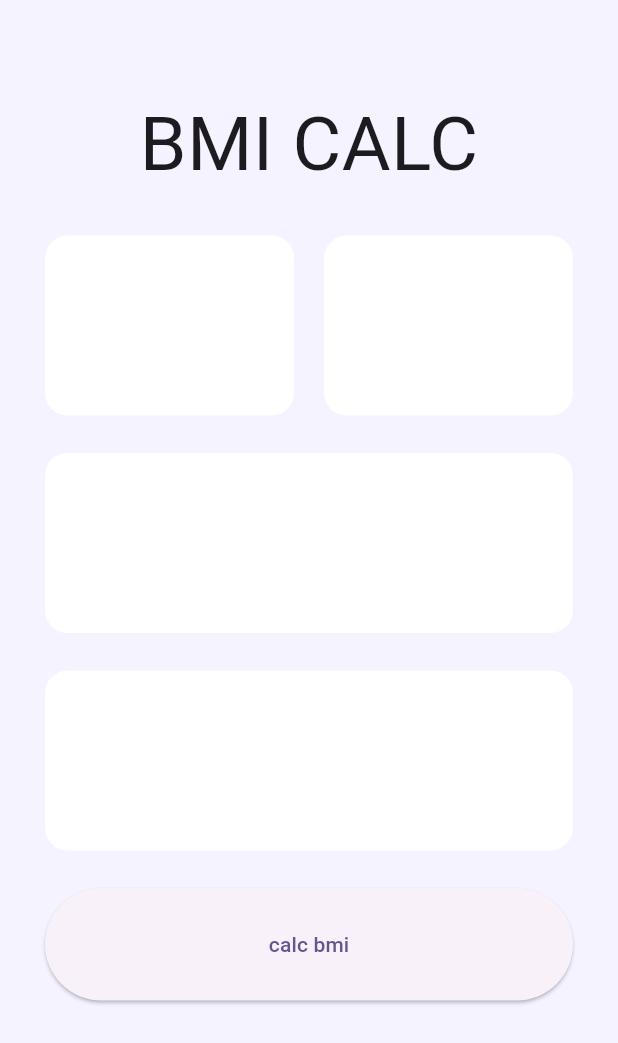
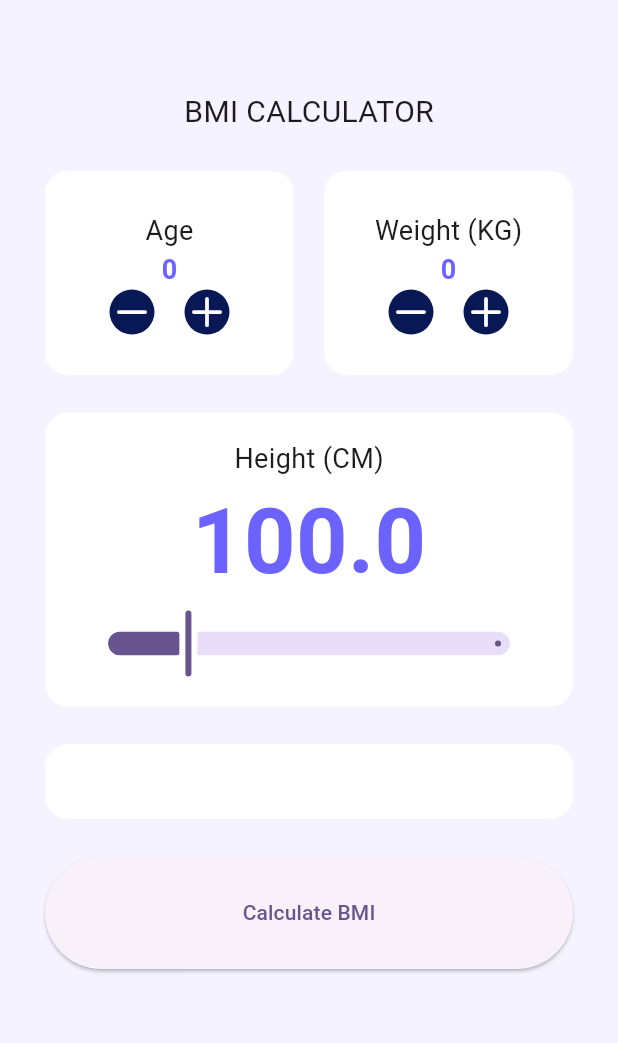
Before and after one commit to ILLUMIN4TION/git-example, a Flutter app: the MainScreen screen opened by its route, on a phone screen of 412 x 824 dp. Shown: the top 1043 px of the screen. Run offline on Flutter 3.47's test engine with Material 3 defaults, Android fonts, the phone set to English and light mode, and no system bars; our stand-ins replace go_router, lucide_icons_flutter.

Commit message:
04-17 BMI 두번째 페이지 과제제

```diff
--- /dev/null
+++ b/lib/presentation/common/widgets/white_box/white_box.dart
@@ -0,0 +1,22 @@
+import 'package:flutter/material.dart';
+
+class WhiteBox extends StatelessWidget {
+  final EdgeInsetsGeometry? padding;
+  final Widget child;
+
+  //퀵픽스로 간편히 생성성
+  const WhiteBox({super.key, this.padding, required this.child});
+
+  @override
+  Widget build(BuildContext context) {
+    return Container(
+      width: double.infinity,
+      padding: padding,
+      decoration: BoxDecoration(
+        color: Colors.white,
+        borderRadius: BorderRadius.circular(15),
+      ),
+      child: child,
+    );
+  }
+}
--- a/lib/presentation/main/mian_screen.dart
+++ b/lib/presentation/main/mian_screen.dart
@@ -1,5 +1,7 @@
+import 'package:daelim_2025/presentation/common/widgets/white_box/white_box.dart';
+import 'package:daelim_2025/presentation/main/widgets/height_box.dart';
+import 'package:daelim_2025/presentation/main/widgets/in_de_container.dart';
 import 'package:flutter/material.dart';
-import 'package:flutter/rendering.dart';
 
 class MainScreen extends StatefulWidget {
   const MainScreen({super.key});
@@ -9,15 +11,8 @@
 }
 
 class _MainScreenState extends State<MainScreen> {
-  Widget _buildContainer() {
-    return Container(
-      height: 120,
-      decoration: BoxDecoration(
-        color: Colors.white,
-        borderRadius: BorderRadius.circular(15),
-      ),
-    );
-  }
+  int _age = 0;
+  int _weight = 0;
 
   @override
   Widget build(BuildContext context) {
@@ -27,26 +22,57 @@
         child: Padding(
           padding: const EdgeInsets.only(left: 30, right: 30, bottom: 90),
           child: Column(
-            spacing: 25, //각 사이사이 마다 여백
+            spacing: 25,
             children: [
               SizedBox(height: 35),
-              Text('BMI CALC', style: TextStyle(fontSize: 50)),
+              Text('BMI CALCULATOR', style: TextStyle(fontSize: 20)),
+              //#region 나이와 몸무게를를 입력
               Row(
                 spacing: 20,
                 children: [
-                  Expanded(child: _buildContainer()),
+                  Expanded(
+                    child: InDeContainer(
+                      title: 'Age',
+                      value: _age,
+                      onMinus: () {
+                        //사람 나이가 0살보다 적을 수 없으므로 return처리,
+                        if (_age == 0) return;
 
-                  Expanded(child: _buildContainer()),
+                        setState(() => _age--);
+                        debugPrint('Age: 마이너스 클릭');
+                      },
+                      onPlus: () {
+                        setState(() => _age++);
+                        debugPrint('Age: 플러스 클릭');
+                      },
+                    ),
+                  ),
+                  Expanded(
+                    child: InDeContainer(
+                      title: 'Weight (KG)',
+                      value: _weight,
+                      onMinus: () {
+                        if (_weight == 0) return;
+
+                        setState(() => _weight--);
+                        debugPrint('Weight: 마이너스 클릭');
+                      },
+                      onPlus: () {
+                        setState(() => _weight++);
+                        debugPrint('Weight: 플러스 클릭');
+                      },
+                    ),
+                  ),
                 ],
               ),
-              _buildContainer(),
-              _buildContainer(),
+              HeightBox(),
+              WhiteBox(padding: EdgeInsets.all(25), child: SizedBox.shrink()),
               SizedBox(
                 width: double.infinity,
                 height: 75,
                 child: ElevatedButton(
                   onPressed: () {},
-                  child: Text('calc bmi'),
+                  child: Text('Calculate BMI'),
                 ),
               ),
             ],
--- /dev/null
+++ b/lib/presentation/main/widgets/circle_icon_button.dart
@@ -0,0 +1,56 @@
+import 'package:flutter/material.dart';
+
+class CircleIconButton extends StatelessWidget {
+  final IconData icon;
+  final VoidCallback? onTap;
+
+  const CircleIconButton({super.key, required this.icon, required this.onTap});
+
+  Widget firstWay() {
+    return Container(
+      decoration: BoxDecoration(
+        borderRadius: BorderRadius.circular(50),
+        color: Color(0xFF081854),
+      ),
+      child: Icon(icon, color: Colors.white, size: 30),
+    );
+  }
+
+  //방법2
+  Widget secondWay() {
+    return GestureDetector(
+      onTap: onTap,
+      child: Container(
+        decoration: BoxDecoration(
+          shape: BoxShape.circle,
+          color: Color(0xFF081854),
+        ),
+        child: Icon(icon, color: Colors.white, size: 30),
+      ),
+    );
+  }
+
+  //방법3
+  Widget thirdWay() {
+    return IconButton(
+      onPressed: onTap,
+      style: IconButton.styleFrom(shape: CircleBorder()),
+      icon: Icon(icon),
+    );
+  }
+
+  //1
+  @override
+  Widget build(BuildContext context) {
+    return GestureDetector(
+      onTap: onTap,
+      child: Container(
+        decoration: BoxDecoration(
+          shape: BoxShape.circle,
+          color: Color(0xFF081854),
+        ),
+        child: Icon(icon, color: Colors.white, size: 30),
+      ),
+    );
+  }
+}
--- /dev/null
+++ b/lib/presentation/main/widgets/height_box.dart
@@ -0,0 +1,49 @@
+import 'package:daelim_2025/presentation/common/widgets/white_box/white_box.dart';
+import 'package:flutter/material.dart';
+
+class HeightBox extends StatefulWidget {
+  const HeightBox({super.key});
+
+  @override
+  State<HeightBox> createState() => _HeightBoxState();
+}
+
+class _HeightBoxState extends State<HeightBox> {
+  double _height = 100.0;
+  //0으로 설정 시 오류 100으로 설정정
+
+  @override
+  Widget build(BuildContext context) {
+    return WhiteBox(
+      padding: EdgeInsets.all(18),
+      child: Column(
+        children: [
+          // 타이틀틀
+          Text('Height (CM)', style: TextStyle(fontSize: 18)),
+
+          // 숫자
+          Text(
+            '$_height',
+            style: TextStyle(
+              fontSize: 60,
+              fontWeight: FontWeight.bold,
+              color: Color(0xFF6C63FF),
+            ),
+          ),
+          //슬라이더는 버튼처럼  ++같은 코드가 필요하지 않음, 슬라이더가 값을 전달해주기 때문문
+          Slider(
+            year2023: false,
+            value: _height,
+            min: 50.0,
+            max: 300.0,
+            onChanged: (double value) {
+              setState(() {
+                _height = value;
+              });
+            },
+          ),
+        ],
+      ),
+    );
+  }
+}
--- /dev/null
+++ b/lib/presentation/main/widgets/in_de_container.dart
@@ -0,0 +1,52 @@
+import 'package:daelim_2025/presentation/common/widgets/white_box/white_box.dart';
+import 'package:daelim_2025/presentation/main/widgets/circle_icon_button.dart';
+import 'package:flutter/material.dart';
+import 'package:lucide_icons_flutter/lucide_icons.dart';
+
+class InDeContainer extends StatelessWidget {
+  final String title;
+  final int value;
+  final VoidCallback onMinus;
+  final VoidCallback onPlus;
+  //fun 기능만 사용할 때의 voidCallback, 그렇지 않을때 fun
+
+  const InDeContainer({
+    super.key,
+    required this.title,
+    required this.value,
+    required this.onMinus,
+    required this.onPlus,
+  });
+
+  @override
+  Widget build(BuildContext context) {
+    return WhiteBox(
+      padding: EdgeInsets.all(27),
+      child: Column(
+        mainAxisAlignment: MainAxisAlignment.center,
+        children: [
+          // 타이틀
+          Text(title, style: TextStyle(fontSize: 18)),
+          // 숫자
+          Text(
+            '$value',
+            style: TextStyle(
+              fontSize: 18,
+              fontWeight: FontWeight.bold,
+              color: Color(0xFF6C63FF),
+            ),
+          ),
+          // Minus-Plus 버튼
+          Row(
+            mainAxisAlignment: MainAxisAlignment.center,
+            spacing: 20,
+            children: [
+              CircleIconButton(onTap: onMinus, icon: LucideIcons.minus),
+              CircleIconButton(onTap: onPlus, icon: LucideIcons.plus),
+            ],
+          ),
+        ],
+      ),
+    );
+  }
+}
--- a/pubspec.yaml
+++ b/pubspec.yaml
@@ -31,6 +31,8 @@
   flutter:
     sdk: flutter
   cupertino_icons: ^1.0.8
+  lucide_icons_flutter: ^2.0.5
+
   go_router: ^14.8.1
 
 
```
